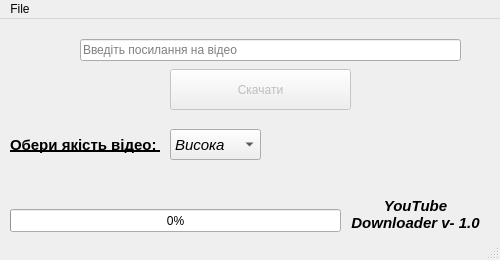
Above: SaveDirectory.ui from Gnojevik/MyProject before the change. Below: the same form after it.
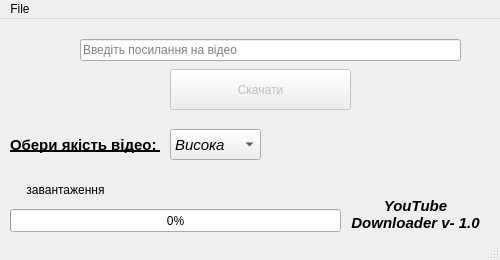
That is the form after the change. Icons and pictures are not drawn.

```diff
--- a/SaveDirectory.ui
+++ b/SaveDirectory.ui
@@ -165,6 +165,22 @@
      <number>0</number>
     </property>
    </widget>
+   <widget class="QLabel" name="label_3">
+    <property name="geometry">
+     <rect>
+      <x>10</x>
+      <y>160</y>
+      <width>111</width>
+      <height>21</height>
+     </rect>
+    </property>
+    <property name="text">
+     <string>завантаження</string>
+    </property>
+    <property name="alignment">
+     <set>Qt::AlignCenter</set>
+    </property>
+   </widget>
   </widget>
   <widget class="QMenuBar" name="menubar">
    <property name="geometry">
```
Left out of the diff: 13 changed lines with no effect on the pictures.
